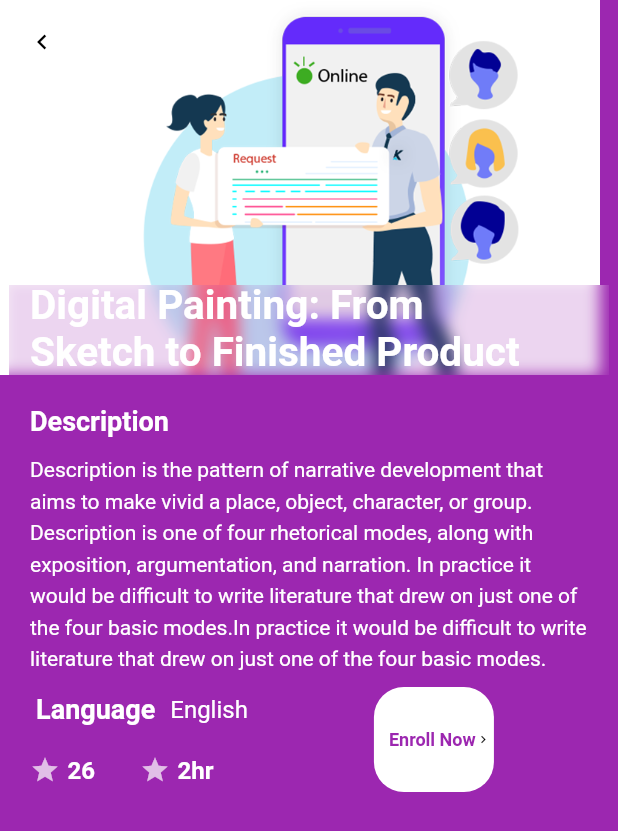
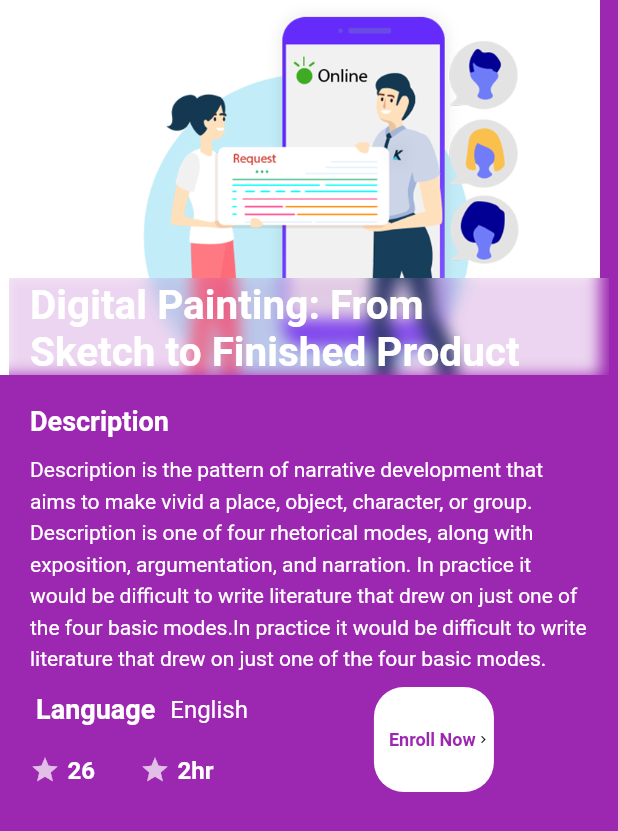
Before and after one commit to deepikadt/Flutter-Widgets-Hero-Animation, a Flutter app: the screen it shows after launch, after a tap on "Painting", on a phone screen of 412 x 824 dp. Shown: the top 831 px of the screen. Run offline on Flutter 3.47's test engine with Material 2 defaults, Android fonts, the phone set to English and light mode, and no system bars.

Commit message:
"about to make it open source"

```diff
--- a/lib/categoryDetail.dart
+++ b/lib/categoryDetail.dart
@@ -28,27 +28,25 @@ Widget _descriptionHeader(BuildContext context, int index) {
   return SliverAppBar(
     backgroundColor: Colors.purple,
     expandedHeight: 250,
-    floating: false,
-    pinned: true,
-    primary: true,
     elevation: 0,
-    leading: GestureDetector(
-      child: Padding(
-        child: Container(
-          margin: const EdgeInsets.all(10),
-          decoration: BoxDecoration(
-              color: Colors.white,
-              shape: BoxShape.rectangle,
-              borderRadius: BorderRadius.all(Radius.circular(10))),
-          alignment: Alignment.center,
-          child: Icon(Icons.navigate_before, color: Colors.black, size: 20),
-        ),
-        padding: const EdgeInsets.all(5),
-      ),
-      onTap: () {
-        Navigator.maybePop(context);
-      },
-    ),
+    leading: Container(),
+    // leading: GestureDetector(
+    //   child: Padding(
+    //     child: Container(
+    //       margin: const EdgeInsets.all(10),
+    //       decoration: BoxDecoration(
+    //           color: Colors.white,
+    //           shape: BoxShape.rectangle,
+    //           borderRadius: BorderRadius.all(Radius.circular(10))),
+    //       alignment: Alignment.center,
+    //       child: Icon(Icons.navigate_before, color: Colors.black, size: 20),
+    //     ),
+    //     padding: const EdgeInsets.all(5),
+    //   ),
+    //   onTap: () {
+    //     Navigator.maybePop(context);
+    //   },
+    // ),
     flexibleSpace: FlexibleSpaceBar(
       titlePadding: const EdgeInsets.symmetric(horizontal: 20),
       title: Container(
@@ -61,6 +59,7 @@ Widget _descriptionHeader(BuildContext context, int index) {
               color: Colors.white, fontSize: 18, fontWeight: FontWeight.bold),
         ),
         width: 230,
+
       ),
       background: _backgroundDescriptionHeader(index),
     ),
@@ -90,7 +89,7 @@ Widget _backgroundDescriptionHeader(int index) {
           child: ClipRect(
             child: SizedBox(
               width: 400,
-              height: 60,
+              height: 65,
               child: BackdropFilter(
                 filter: prefix0.ImageFilter.blur(sigmaX: 5, sigmaY: 5),
                 child: Container(
@@ -248,8 +247,9 @@ Widget _description(BuildContext context) {
                     ],
                   ),
                 ),
-                onTap: (){
-                  Navigator.push(context,MaterialPageRoute(builder: (context)=>History()));
+                onTap: () {
+                  Navigator.push(context,
+                      MaterialPageRoute(builder: (context) => History()));
                 },
               ),
             ),
--- a/lib/main.dart
+++ b/lib/main.dart
@@ -2,6 +2,7 @@ import 'package:educational_app/categoryDetail.dart';
 import 'package:flutter/cupertino.dart';
 import 'package:flutter/material.dart';
 import 'package:flutter/painting.dart';
+import 'package:flutter/rendering.dart';
 
 void main() => runApp(MyApp());
 
@@ -237,11 +238,20 @@ class _MyHomePage extends State<MyHomePage> {
   }
 
   Widget _allCategoryList() {
+    List<String> categoryList = <String>[
+      'Graphic Design',
+      'Programming',
+      'E commerce',
+      'Marketing',
+      'Marketing'
+    ];
+
     return Container(
       height: 50,
-      child: ListView.builder(
+      child: ListView.separated(
+        padding: const EdgeInsets.symmetric(horizontal: 20),
         scrollDirection: Axis.horizontal,
-          itemCount: 5,
+        itemCount: categoryList.length,
         itemBuilder: (BuildContext buildContext, int index) {
           return CustomWidget(
             index: index,
@@ -250,8 +260,14 @@ class _MyHomePage extends State<MyHomePage> {
               setState(() {
                 currentItemIndex = index;
               });
-                });
-          }),
+            },
+            item: categoryList[index],
+          );
+        },
+        separatorBuilder: (BuildContext context, int index) => const Padding(
+          padding: const EdgeInsets.only(left: 15),
+        ),
+      ),
     );
   }
 
@@ -259,6 +275,7 @@ class _MyHomePage extends State<MyHomePage> {
     return Container(
       height: 150,
       child: ListView.builder(
+          padding: const EdgeInsets.only(left: 20),
           scrollDirection: Axis.horizontal,
           itemCount: 10,
           itemBuilder: (BuildContext buildContext, int index) {
@@ -273,9 +290,9 @@ class _MyHomePage extends State<MyHomePage> {
         Navigator.push(context,
             MaterialPageRoute(builder: (context) => CategoryDetail(index)));
       },
+      child: Padding(padding: const EdgeInsets.only(right: 20),
               child: Container(
           color: Colors.purpleAccent,
-        margin: const EdgeInsets.only(left: 20),
           width: 110,
           child: Column(
             children: <Widget>[
@@ -357,6 +374,7 @@ class _MyHomePage extends State<MyHomePage> {
             ],
           ),
         ),
+      ),
     );
   }
 }
@@ -366,44 +384,39 @@ class CustomWidget extends StatefulWidget {
   final int index;
   final bool isSelected;
   final VoidCallback onSelect;
+  final String item;
 
   const CustomWidget({
     Key key,
     @required this.index,
     @required this.isSelected,
     @required this.onSelect,
+    @required this.item,
   })  : assert(index != null),
         assert(isSelected != null),
         assert(onSelect != null),
+        assert(item != null),
         super(key: key);
 
   @override
-  _CustomWidget createState() => _CustomWidget(index);
+  _CustomWidget createState() => _CustomWidget(index, item);
 }
 
 class _CustomWidget extends State<CustomWidget> {
   int currentIndex = 0;
+  String item;
 
-  _CustomWidget(this.currentIndex);
-
-  List<String> categoryList = [
-    'Graphic Design',
-    'Programming',
-    'E commerce',
-    'Marketing',
-    'Marketing'
-  ];
+  _CustomWidget(this.currentIndex, this.item);
 
   @override
   Widget build(BuildContext context) {
     // Manage clicks for category items
     return GestureDetector(
       onTap: widget.onSelect,
-      child: Padding(
       child: Column(
         children: <Widget>[
           Text(
-              categoryList[currentIndex],
+            item,
             style: widget.isSelected
                 ? TextStyle(
                     color: Colors.white,
@@ -425,8 +438,6 @@ class _CustomWidget extends State<CustomWidget> {
           ),
         ],
       ),
-        padding: const EdgeInsets.only(left: 20),
-      ),
     );
   }
 }
```
Also changed, not shown: lib/network.dart (deleted, +0 -77 lines), assets/imgr.jpg (added), lib/app.dart (deleted). Lines whose indentation alone changed are shown as unchanged.
